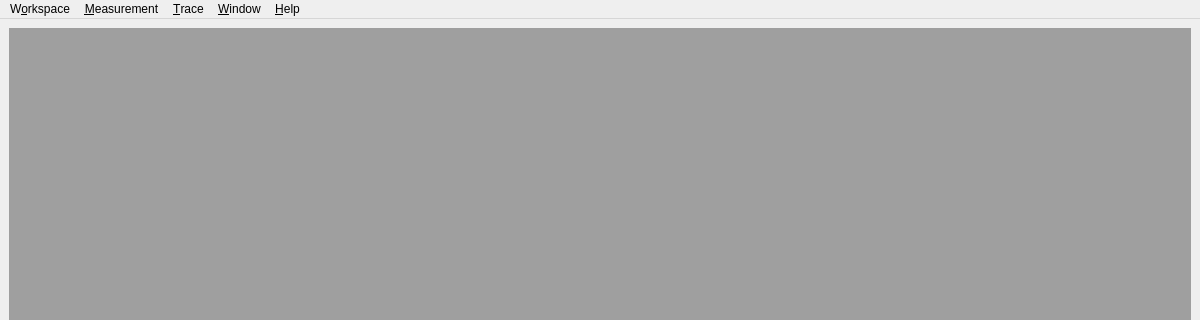
Qt form mainwindow.ui (HubertD/cangaroo) before a commit; both pictures show x 0 to 1200 and y 0 to 320 of the 1200 by 800 pixel window.
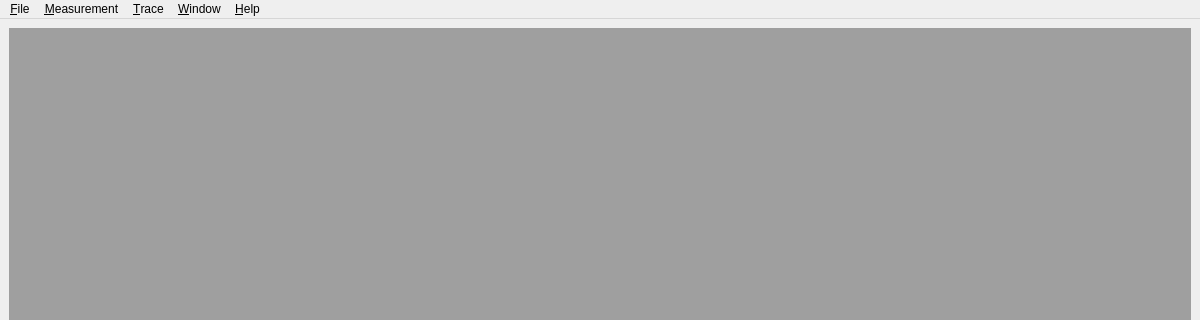
The same form after that commit.

Commit message: changed main menu titles... again.

The edit to the form file:
```diff
--- a/mainwindow.ui
+++ b/mainwindow.ui
@@ -35,9 +35,9 @@
      <height>21</height>
     </rect>
    </property>
-   <widget class="QMenu" name="menuWorkspace">
+   <widget class="QMenu" name="menuFile">
     <property name="title">
-     <string>W&amp;orkspace</string>
+     <string>&amp;File</string>
     </property>
     <addaction name="action_WorkspaceNew"/>
     <addaction name="separator"/>
@@ -84,7 +84,7 @@
     <addaction name="separator"/>
     <addaction name="actionSave_Trace_to_file"/>
    </widget>
-   <addaction name="menuWorkspace"/>
+   <addaction name="menuFile"/>
    <addaction name="menuMeasurement"/>
    <addaction name="menu_Trace"/>
    <addaction name="menuWindow"/>
```
Left out of the diff: 14 changed lines with no effect on the pictures.
